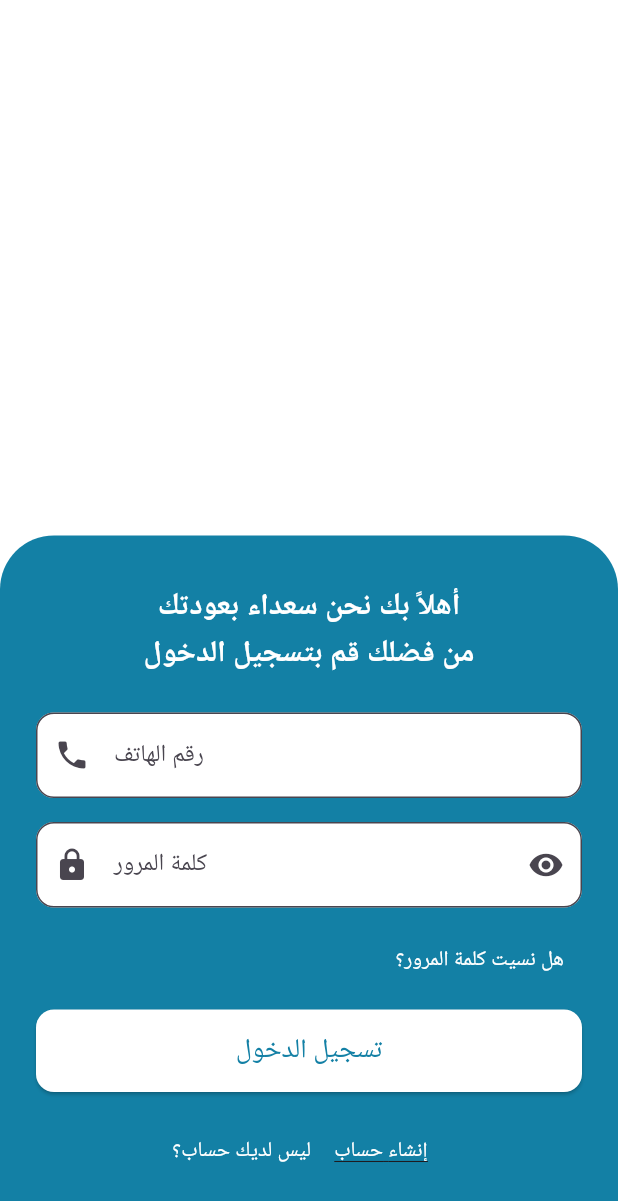
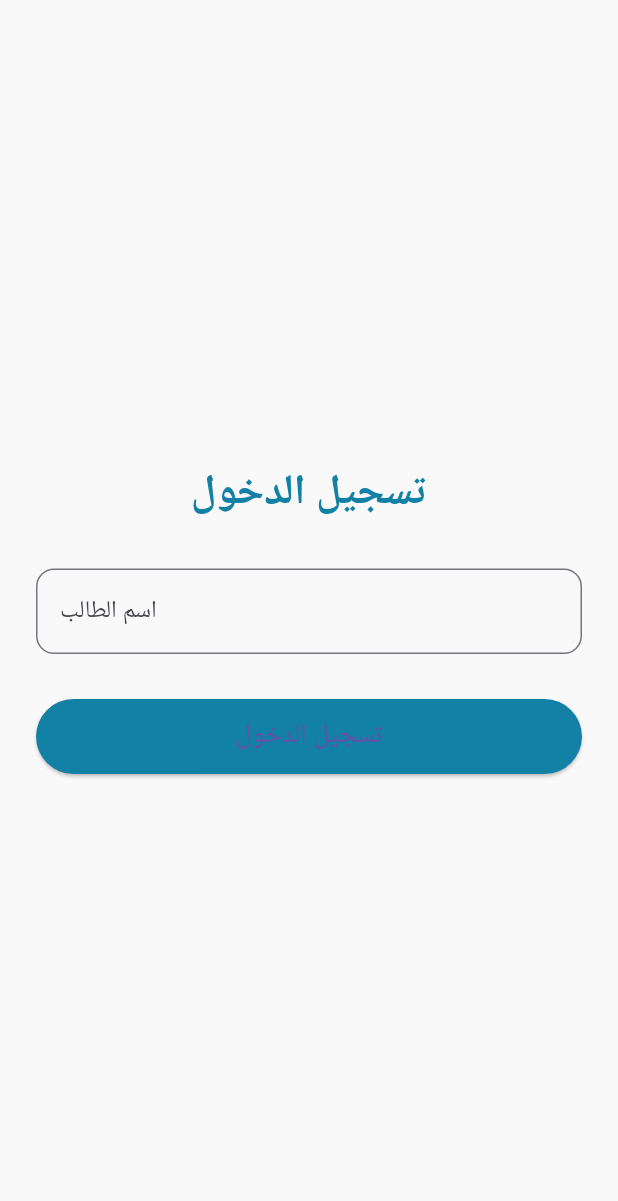
Before and after one commit to Kholoudmoh/second_project_flutter, a Flutter app: the screen it shows after launch, after a tap on "تسجيل الدخول", on a phone screen of 412 x 824 dp. Shown: the top 1201 px of the screen. Run offline on Flutter 3.47's test engine with Material 3 defaults, Android fonts, the phone set to English and light mode, and no system bars.

Commit message:
Added Home_Screen and updated login/signup/otp

```diff
--- a/lib/login_screen.dart
+++ b/lib/login_screen.dart
@@ -9,169 +9,61 @@ class LoginScreen extends StatefulWidget {
 }
 
 class _LoginScreenState extends State<LoginScreen> {
-  final _formKey = GlobalKey<FormState>();
-  final _phoneController = TextEditingController();
-  final _passwordController = TextEditingController();
-  bool _obscure = true;
-
-  @override
-  void dispose() {
-    _phoneController.dispose();
-    _passwordController.dispose();
-    super.dispose();
-  }
+  final TextEditingController _nameController = TextEditingController();
 
   @override
   Widget build(BuildContext context) {
     return Scaffold(
-      backgroundColor: Colors.white,
-      body: SafeArea(
-        child: Stack(
+      backgroundColor: const Color(0xffF9F9F9),
+      body: Padding(
+        padding: const EdgeInsets.symmetric(horizontal: 24.0),
+        child: Column(
+          mainAxisAlignment: MainAxisAlignment.center,
           children: [
-
-            Align(
-              alignment: Alignment.bottomCenter,
-              child: Container(
-                width: double.infinity,
-                padding: const EdgeInsets.symmetric(horizontal: 24, vertical: 32),
-                decoration: const BoxDecoration(
+            const Text(
+              "تسجيل الدخول",
+              style: TextStyle(
+                fontSize: 28,
+                fontWeight: FontWeight.bold,
                 color: Color(0xff1380A5),
-                  borderRadius: BorderRadius.only(
-                    topLeft: Radius.circular(36),
-                    topRight: Radius.circular(36),
               ),
             ),
-                child: Form(
-                  key: _formKey,
-                  child: Column(
-                    mainAxisSize: MainAxisSize.min,
-                    children: [
-                      const Text(
-                        'أهلاً بك نحن سعداء بعودتك\nمن فضلك قم بتسجيل الدخول',
-                        style: TextStyle(
-                          fontSize: 20,
-                          color: Colors.white,
-                          fontWeight: FontWeight.bold,
-                          height: 1.5,
-                        ),
-                        textAlign: TextAlign.center,
-                      ),
-                      const SizedBox(height: 24),
-                      TextFormField(
-                        controller: _phoneController,
-                        decoration: const InputDecoration(
-                          filled: true,
-                          fillColor: Colors.white,
-                          hintText: 'رقم الهاتف',
-                          prefixIcon: Icon(Icons.phone),
+            const SizedBox(height: 30),
+            TextField(
+              controller: _nameController,
+              decoration: InputDecoration(
+                hintText: "اسم الطالب",
                 border: OutlineInputBorder(
-                            borderRadius: BorderRadius.all(Radius.circular(12)),
-                          ),
-                        ),
-                        keyboardType: TextInputType.phone,
-                        validator: (value) {
-                          if (value == null || value.isEmpty) {
-                            return 'من فضلك أدخل رقم الهاتف';
-                          }
-                          return null;
-                        },
-                      ),
-                      const SizedBox(height: 16),
-                      TextFormField(
-                        controller: _passwordController,
-                        obscureText: _obscure,
-                        decoration: InputDecoration(
-                          filled: true,
-                          fillColor: Colors.white,
-                          hintText: 'كلمة المرور',
-                          prefixIcon: const Icon(Icons.lock),
-                          suffixIcon: IconButton(
-                            icon: Icon(
-                              _obscure ? Icons.visibility : Icons.visibility_off,
-                            ),
-                            onPressed: () {
-                              setState(() {
-                                _obscure = !_obscure;
-                              });
-                            },
-                          ),
-                          border: const OutlineInputBorder(
-                            borderRadius: BorderRadius.all(Radius.circular(12)),
-                          ),
-                        ),
-                        validator: (value) {
-                          if (value == null || value.isEmpty) {
-                            return 'من فضلك أدخل كلمة المرور';
-                          }
-                          return null;
-                        },
-                      ),
-                      const SizedBox(height: 12),
-                      Align(
-                        alignment: Alignment.centerRight,
-                        child: TextButton(
-                          onPressed: () {},
-                          child: const Text(
-                            'هل نسيت كلمة المرور؟',
-                            style: TextStyle(color: Colors.white),
+                  borderRadius: BorderRadius.circular(12),
                 ),
               ),
             ),
-                      const SizedBox(height: 8),
-                      SizedBox(
-                        width: double.infinity,
-                        child: ElevatedButton(
+            const SizedBox(height: 30),
+            ElevatedButton(
               onPressed: () {
-                            if (_formKey.currentState!.validate()) {
+                String enteredName = _nameController.text.trim();
+
+                if (enteredName.isNotEmpty) {
                   Navigator.push(
                     context,
                     MaterialPageRoute(
-                                  builder: (_) => const OtpScreen(),
+                      builder: (_) => OtpScreen(
+                        studentName: enteredName,
+                        imagePath: 'assets/images/kid.jpg',
+                      ),
                     ),
                   );
                 }
               },
               style: ElevatedButton.styleFrom(
-                            backgroundColor: Colors.white,
-                            foregroundColor: const Color(0xff1380A5),
-                            padding: const EdgeInsets.symmetric(vertical: 14),
-                            shape: RoundedRectangleBorder(
-                              borderRadius: BorderRadius.circular(12),
-                            ),
+                backgroundColor: const Color(0xff1380A5),
+                minimumSize: const Size(double.infinity, 50),
               ),
               child: const Text(
-                            'تسجيل الدخول',
+                "تسجيل الدخول",
                 style: TextStyle(fontSize: 18),
               ),
             ),
-                      ),
-                      const SizedBox(height: 16),
-                      Row(
-                        mainAxisAlignment: MainAxisAlignment.center,
-                        children: [
-                          const Text(
-                            'ليس لديك حساب؟ ',
-                            style: TextStyle(color: Colors.white),
-                          ),
-                          TextButton(
-                            onPressed: () {
-                              Navigator.pop(context);
-                            },
-                            child: const Text(
-                              'إنشاء حساب',
-                              style: TextStyle(
-                                color: Colors.white,
-                                decoration: TextDecoration.underline,
-                              ),
-                            ),
-                          ),
-                        ],
-                      )
-                    ],
-                  ),
-                ),
-              ),
-            )
           ],
         ),
       ),
--- a/lib/main.dart
+++ b/lib/main.dart
@@ -1,5 +1,8 @@
 import 'package:flutter/material.dart';
 import 'welcome_screen.dart';
+import 'login_screen.dart';
+import 'otp_screen.dart';
+import 'home_screen.dart';
 
 void main() {
   runApp(const MyApp());
```
Also changed, not shown: lib/Home_Screen.dart (added, +178 -0 lines), lib/otp_screen.dart (+57 -75 lines), lib/signup_screen.dart (+4 -7 lines), assets/images/laila.jpg (added). Lines whose indentation alone changed are shown as unchanged.
